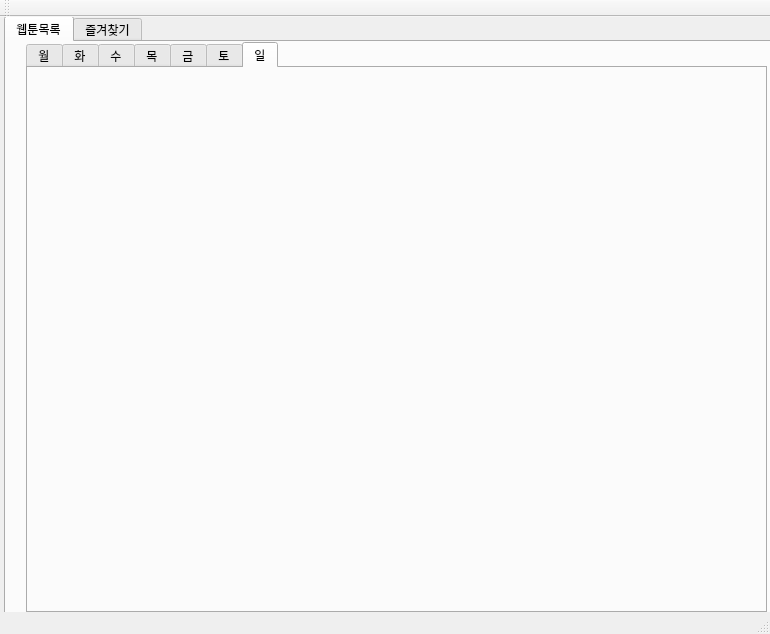
Above: client/mainwindow.ui from zych1751/webtoon_alarm before the change. Below: the same form after it.
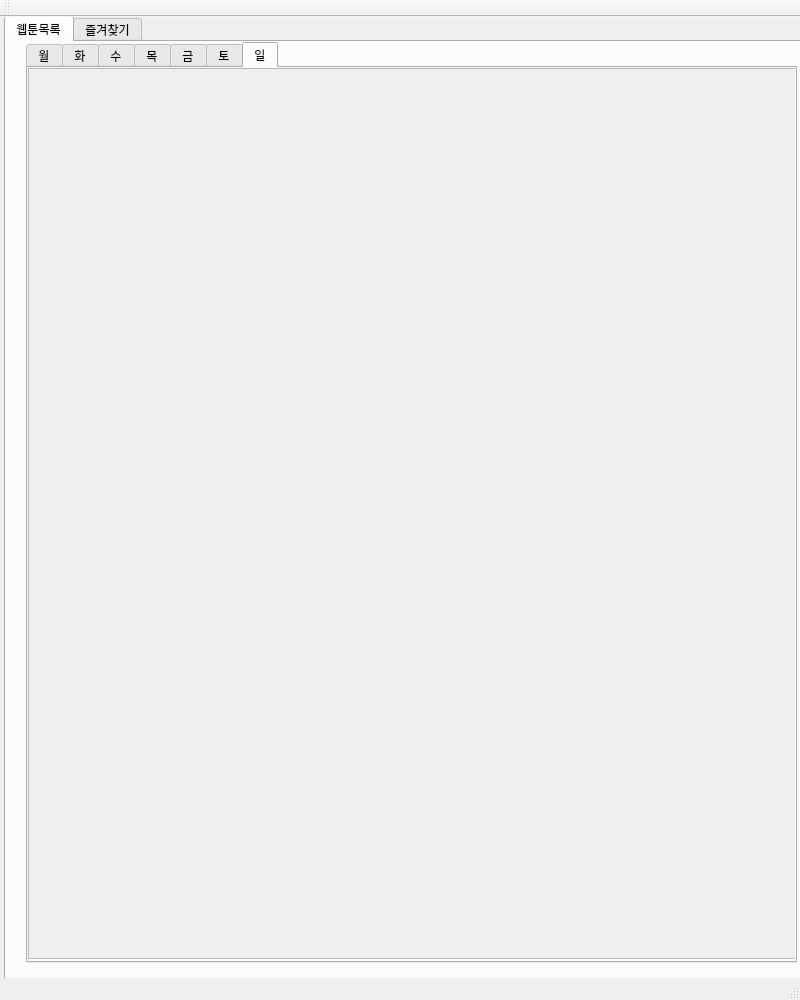
That is the form after the change. The open tabs and pages were chosen to show the change.

Diff of the .ui file:
```diff
--- a/client/mainwindow.ui
+++ b/client/mainwindow.ui
@@ -6,8 +6,8 @@
    <rect>
     <x>0</x>
     <y>0</y>
-    <width>770</width>
-    <height>634</height>
+    <width>800</width>
+    <height>1000</height>
    </rect>
   </property>
   <property name="windowTitle">
@@ -19,8 +19,8 @@
      <rect>
       <x>4</x>
       <y>-1</y>
-      <width>791</width>
-      <height>621</height>
+      <width>800</width>
+      <height>1000</height>
      </rect>
     </property>
     <property name="currentIndex">
@@ -38,8 +38,8 @@
        <rect>
         <x>20</x>
         <y>0</y>
-        <width>741</width>
-        <height>571</height>
+        <width>771</width>
+        <height>921</height>
        </rect>
       </property>
       <property name="currentIndex">
@@ -145,16 +145,28 @@
        <attribute name="title">
         <string>일</string>
        </attribute>
-       <widget class="QWidget" name="verticalLayoutWidget_7">
+       <widget class="QScrollArea" name="sun_scroll">
         <property name="geometry">
          <rect>
           <x>0</x>
           <y>0</y>
-          <width>741</width>
-          <height>521</height>
+          <width>771</width>
+          <height>891</height>
          </rect>
         </property>
-        <layout class="QVBoxLayout" name="sun_layout"/>
+        <property name="widgetResizable">
+         <bool>true</bool>
+        </property>
+        <widget class="QWidget" name="scrollAreaWidgetContents_7">
+         <property name="geometry">
+          <rect>
+           <x>0</x>
+           <y>0</y>
+           <width>769</width>
+           <height>889</height>
+          </rect>
+         </property>
+        </widget>
        </widget>
       </widget>
      </widget>
```
Left out of the diff: 128 changed lines with no effect on the pictures.
